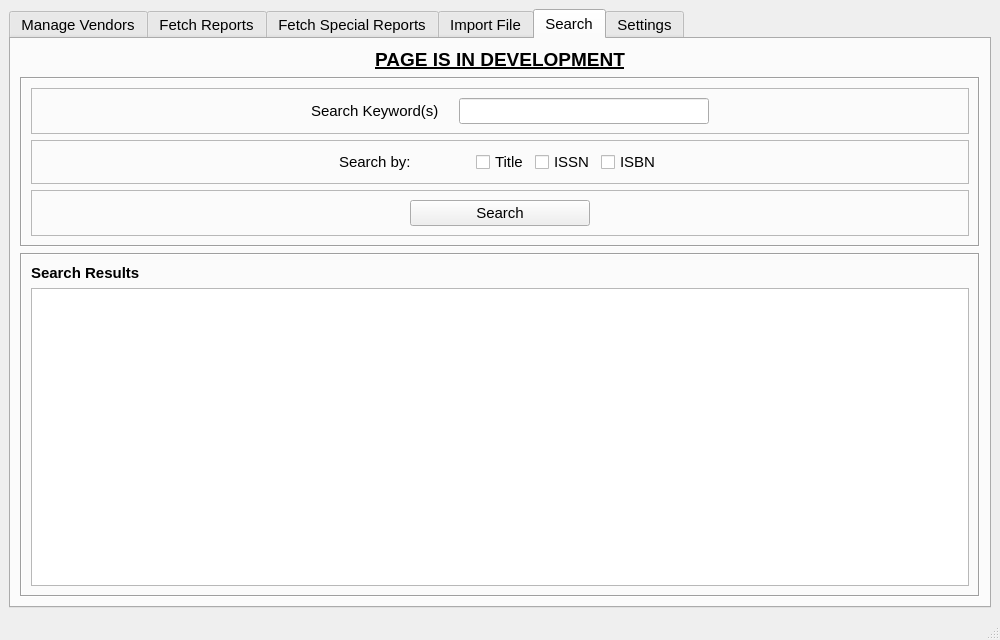
CS-4820-Library-Project/COUNTER-5-Report-Tool-2020-5.0, file ui/MainWindow.ui: the form before one commit.
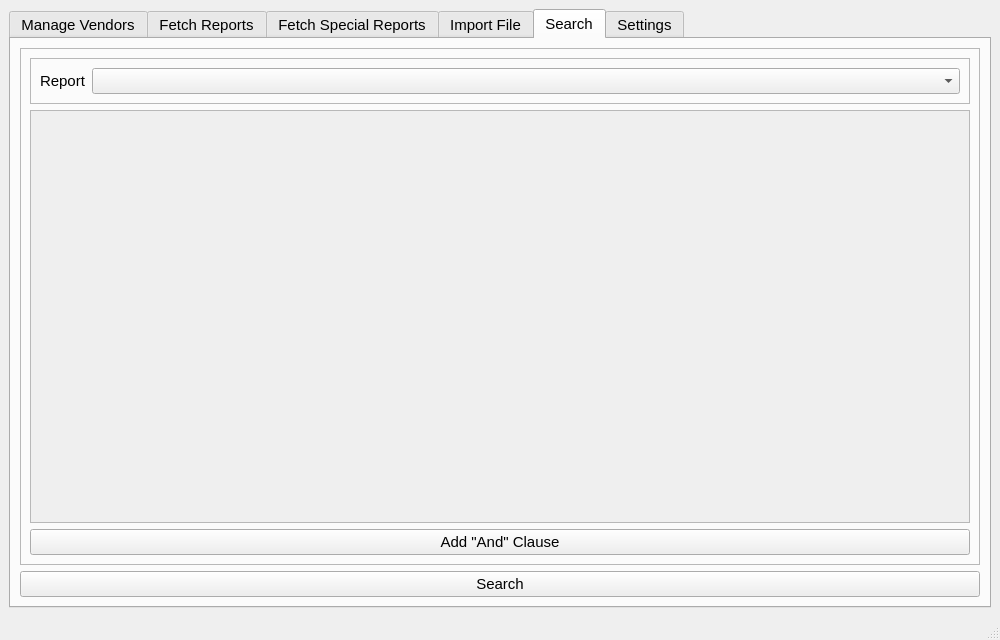
The form after the commit. The open tabs and pages were chosen to show the change.

Commit message: made the outline of the search tab and made frames for clauses

The edit to the form file:
```diff
--- a/ui/MainWindow.ui
+++ b/ui/MainWindow.ui
@@ -26,8 +26,8 @@
    <string>Libly</string>
   </property>
   <widget class="QWidget" name="centralwidget">
-   <layout class="QGridLayout" name="gridLayout">
-    <item row="1" column="0">
+   <layout class="QVBoxLayout" name="verticalLayout_23">
+    <item>
      <widget class="QTabWidget" name="tabWidget">
       <property name="enabled">
        <bool>true</bool>
@@ -1464,303 +1464,93 @@
        </attribute>
        <layout class="QVBoxLayout" name="verticalLayout_8">
         <item>
-         <widget class="QLabel" name="label_36">
-          <property name="font">
-           <font>
-            <family>Segoe UI</family>
-            <pointsize>14</pointsize>
-            <weight>75</weight>
-            <bold>true</bold>
-            <underline>true</underline>
-           </font>
-          </property>
-          <property name="text">
-           <string>PAGE IS IN DEVELOPMENT</string>
-          </property>
-          <property name="alignment">
-           <set>Qt::AlignCenter</set>
-          </property>
-         </widget>
-        </item>
-        <item>
-         <widget class="QFrame" name="frame_19">
-          <property name="sizePolicy">
-           <sizepolicy hsizetype="Expanding" vsizetype="Fixed">
-            <horstretch>0</horstretch>
-            <verstretch>0</verstretch>
-           </sizepolicy>
-          </property>
+         <widget class="QFrame" name="search_parameters_frame">
           <property name="frameShape">
-           <enum>QFrame::Box</enum>
+           <enum>QFrame::StyledPanel</enum>
           </property>
           <property name="frameShadow">
-           <enum>QFrame::Sunken</enum>
+           <enum>QFrame::Raised</enum>
           </property>
           <layout class="QVBoxLayout" name="verticalLayout_10">
            <item>
             <widget class="QFrame" name="frame_14">
              <property name="sizePolicy">
-              <sizepolicy hsizetype="Expanding" vsizetype="Fixed">
+              <sizepolicy hsizetype="Expanding" vsizetype="Preferred">
                <horstretch>0</horstretch>
                <verstretch>0</verstretch>
               </sizepolicy>
              </property>
-             <property name="minimumSize">
-              <size>
-               <width>0</width>
-               <height>0</height>
-              </size>
-             </property>
              <property name="frameShape">
               <enum>QFrame::StyledPanel</enum>
              </property>
              <property name="frameShadow">
               <enum>QFrame::Raised</enum>
              </property>
-             <layout class="QFormLayout" name="formLayout_3">
-              <property name="fieldGrowthPolicy">
-               <enum>QFormLayout::AllNonFixedFieldsGrow</enum>
-              </property>
-              <property name="formAlignment">
-               <set>Qt::AlignCenter</set>
-              </property>
-              <property name="horizontalSpacing">
-               <number>20</number>
-              </property>
+             <layout class="QFormLayout" name="formLayout_6">
               <item row="0" column="0">
                <widget class="QLabel" name="label_14">
                 <property name="text">
-                 <string>Search Keyword(s)</string>
+                 <string>Report</string>
                 </property>
                </widget>
               </item>
               <item row="0" column="1">
-               <widget class="QLineEdit" name="search_term_edit">
-                <property name="sizePolicy">
-                 <sizepolicy hsizetype="Fixed" vsizetype="Fixed">
-                  <horstretch>0</horstretch>
-                  <verstretch>0</verstretch>
-                 </sizepolicy>
-                </property>
-                <property name="minimumSize">
-                 <size>
-                  <width>250</width>
-                  <height>0</height>
-                 </size>
-                </property>
-               </widget>
+               <widget class="QComboBox" name="search_reportparameter_combobox"/>
               </item>
              </layout>
             </widget>
            </item>
            <item>
-            <widget class="QFrame" name="frame_18">
-             <property name="sizePolicy">
-              <sizepolicy hsizetype="Expanding" vsizetype="Fixed">
-               <horstretch>0</horstretch>
-               <verstretch>0</verstretch>
-              </sizepolicy>
+            <widget class="QScrollArea" name="search_and_clause_parameters_scrollarea">
+             <property name="widgetResizable">
+              <bool>true</bool>
              </property>
-             <property name="frameShape">
-              <enum>QFrame::StyledPanel</enum>
-             </property>
-             <property name="frameShadow">
-              <enum>QFrame::Raised</enum>
-             </property>
-             <layout class="QGridLayout" name="gridLayout_5">
-              <property name="leftMargin">
-               <number>0</number>
+             <widget class="QWidget" name="scrollAreaWidgetContents">
+              <property name="geometry">
+               <rect>
+                <x>0</x>
+                <y>0</y>
+                <width>858</width>
+                <height>159</height>
+               </rect>
               </property>
-              <property name="topMargin">
-               <number>0</number>
+              <property name="sizePolicy">
+               <sizepolicy hsizetype="Expanding" vsizetype="Preferred">
+                <horstretch>0</horstretch>
+                <verstretch>0</verstretch>
+               </sizepolicy>
               </property>
-              <property name="rightMargin">
-               <number>0</number>
-              </property>
-              <property name="bottomMargin">
-               <number>0</number>
-              </property>
-              <item row="0" column="0">
-               <widget class="QFrame" name="frame_15">
-                <property name="sizePolicy">
-                 <sizepolicy hsizetype="Preferred" vsizetype="Fixed">
-                  <horstretch>0</horstretch>
-                  <verstretch>0</verstretch>
-                 </sizepolicy>
-                </property>
-                <property name="maximumSize">
-                 <size>
-                  <width>340</width>
-                  <height>16777215</height>
-                 </size>
-                </property>
-                <property name="font">
-                 <font>
-                  <family>Segoe UI</family>
-                  <pointsize>11</pointsize>
-                 </font>
-                </property>
-                <property name="frameShape">
-                 <enum>QFrame::NoFrame</enum>
-                </property>
-                <property name="frameShadow">
-                 <enum>QFrame::Raised</enum>
-                </property>
-                <layout class="QHBoxLayout" name="horizontalLayout_7">
-                 <item>
-                  <widget class="QLabel" name="label_16">
-                   <property name="sizePolicy">
-                    <sizepolicy hsizetype="Expanding" vsizetype="Preferred">
-                     <horstretch>0</horstretch>
-                     <verstretch>0</verstretch>
-                    </sizepolicy>
-                   </property>
-                   <property name="minimumSize">
-                    <size>
-                     <width>60</width>
-                     <height>0</height>
-                    </size>
-                   </property>
-                   <property name="text">
-                    <string>Search by:</string>
-                   </property>
-                  </widget>
-                 </item>
-                 <item>
-                  <widget class="QCheckBox" name="title_checkbox">
-                   <property name="text">
-                    <string>Title</string>
-                   </property>
-                   <property name="checkable">
-                    <bool>true</bool>
-                   </property>
-                  </widget>
-                 </item>
-                 <item>
-                  <widget class="QCheckBox" name="issn_checkbox">
-                   <property name="text">
-                    <string>ISSN</string>
-                   </property>
-                  </widget>
-                 </item>
-                 <item>
-                  <widget class="QCheckBox" name="isbn_checkbox">
-                   <property name="text">
-                    <string>ISBN</string>
-                   </property>
-                  </widget>
-                 </item>
-                </layout>
-               </widget>
-              </item>
-             </layout>
+              <layout class="QFormLayout" name="formLayout_8"/>
+             </widget>
             </widget>
            </item>
            <item>
-            <widget class="QFrame" name="frame_16">
+            <widget class="QPushButton" name="search_add_and_button">
              <property name="sizePolicy">
-              <sizepolicy hsizetype="Expanding" vsizetype="Fixed">
+              <sizepolicy hsizetype="Minimum" vsizetype="Minimum">
                <horstretch>0</horstretch>
                <verstretch>0</verstretch>
               </sizepolicy>
              </property>
-             <property name="frameShape">
-              <enum>QFrame::StyledPanel</enum>
+             <property name="text">
+              <string>Add &quot;And&quot; Clause</string>
              </property>
-             <property name="frameShadow">
-              <enum>QFrame::Raised</enum>
-             </property>
-             <layout class="QGridLayout" name="gridLayout_6">
-              <item row="0" column="0">
-               <widget class="QPushButton" name="search_button">
-                <property name="sizePolicy">
-                 <sizepolicy hsizetype="Fixed" vsizetype="Fixed">
-                  <horstretch>0</horstretch>
-                  <verstretch>0</verstretch>
-                 </sizepolicy>
-                </property>
-                <property name="maximumSize">
-                 <size>
-                  <width>180</width>
-                  <height>16777215</height>
-                 </size>
-                </property>
-                <property name="text">
-                 <string>Search</string>
-                </property>
-               </widget>
-              </item>
-             </layout>
             </widget>
            </item>
           </layout>
          </widget>
         </item>
         <item>
-         <widget class="QFrame" name="frame_17">
+         <widget class="QPushButton" name="search_button">
           <property name="sizePolicy">
-           <sizepolicy hsizetype="Expanding" vsizetype="Expanding">
+           <sizepolicy hsizetype="Minimum" vsizetype="Minimum">
             <horstretch>0</horstretch>
             <verstretch>0</verstretch>
            </sizepolicy>
           </property>
-          <property name="frameShape">
-           <enum>QFrame::Box</enum>
+          <property name="text">
+           <string>Search</string>
           </property>
-          <property name="frameShadow">
-           <enum>QFrame::Sunken</enum>
-          </property>
-          <layout class="QVBoxLayout" name="verticalLayout_9">
-           <item>
-            <widget class="QLabel" name="label_15">
-             <property name="font">
-              <font>
-               <family>Segoe UI</family>
-               <pointsize>11</pointsize>
-               <weight>75</weight>
-               <bold>true</bold>
-              </font>
-             </property>
-             <property name="text">
-              <string>Search Results</string>
-             </property>
-            </widget>
-           </item>
-           <item>
-            <widget class="QTableView" name="search_results_table_view">
-             <property name="font">
-              <font>
-               <family>Segoe UI</family>
-               <pointsize>11</pointsize>
-              </font>
-             </property>
-             <property name="alternatingRowColors">
-              <bool>true</bool>
-             </property>
-             <property name="selectionMode">
-              <enum>QAbstractItemView::SingleSelection</enum>
-             </property>
-             <property name="textElideMode">
-              <enum>Qt::ElideRight</enum>
-             </property>
-             <property name="gridStyle">
-              <enum>Qt::SolidLine</enum>
-             </property>
-             <attribute name="horizontalHeaderMinimumSectionSize">
-              <number>200</number>
-             </attribute>
-             <attribute name="horizontalHeaderDefaultSectionSize">
-              <number>200</number>
-             </attribute>
-             <attribute name="horizontalHeaderStretchLastSection">
-              <bool>true</bool>
-             </attribute>
-             <attribute name="verticalHeaderVisible">
-              <bool>false</bool>
-             </attribute>
-            </widget>
-           </item>
-          </layout>
          </widget>
         </item>
        </layout>
```
Left out of the diff: 6 changed lines with no effect on the pictures. The commit also changes 5 other files.
